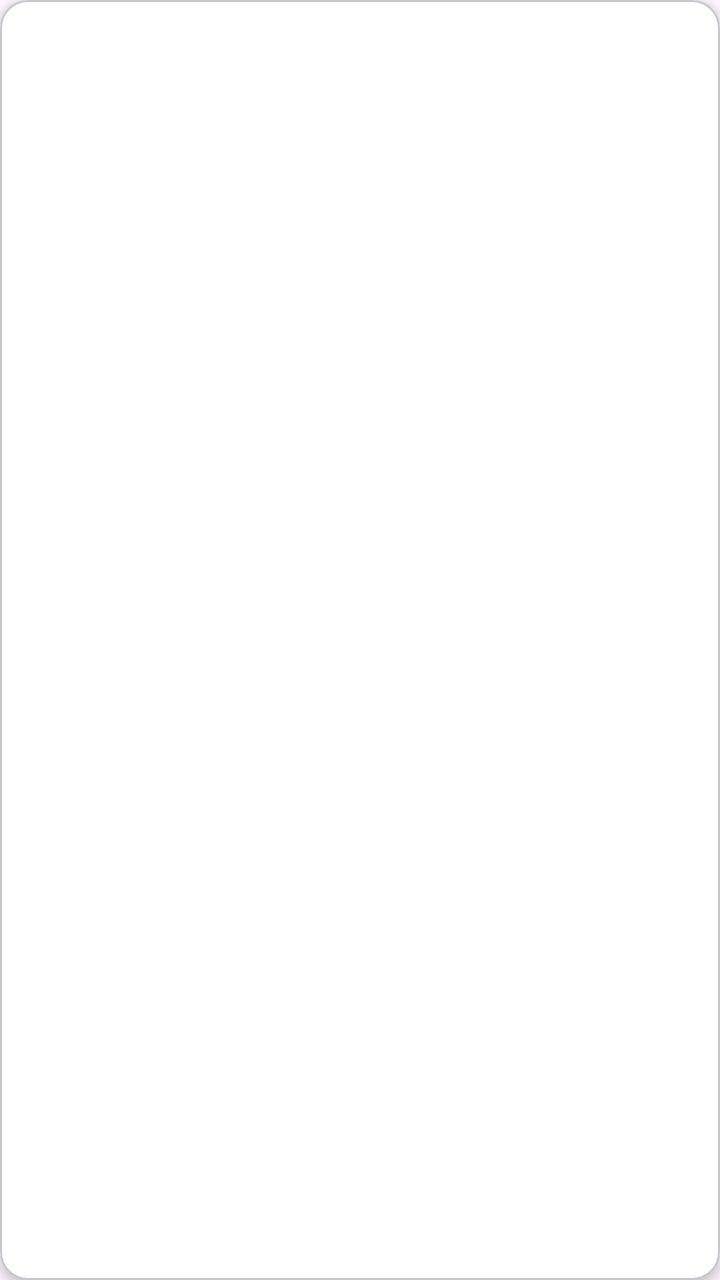
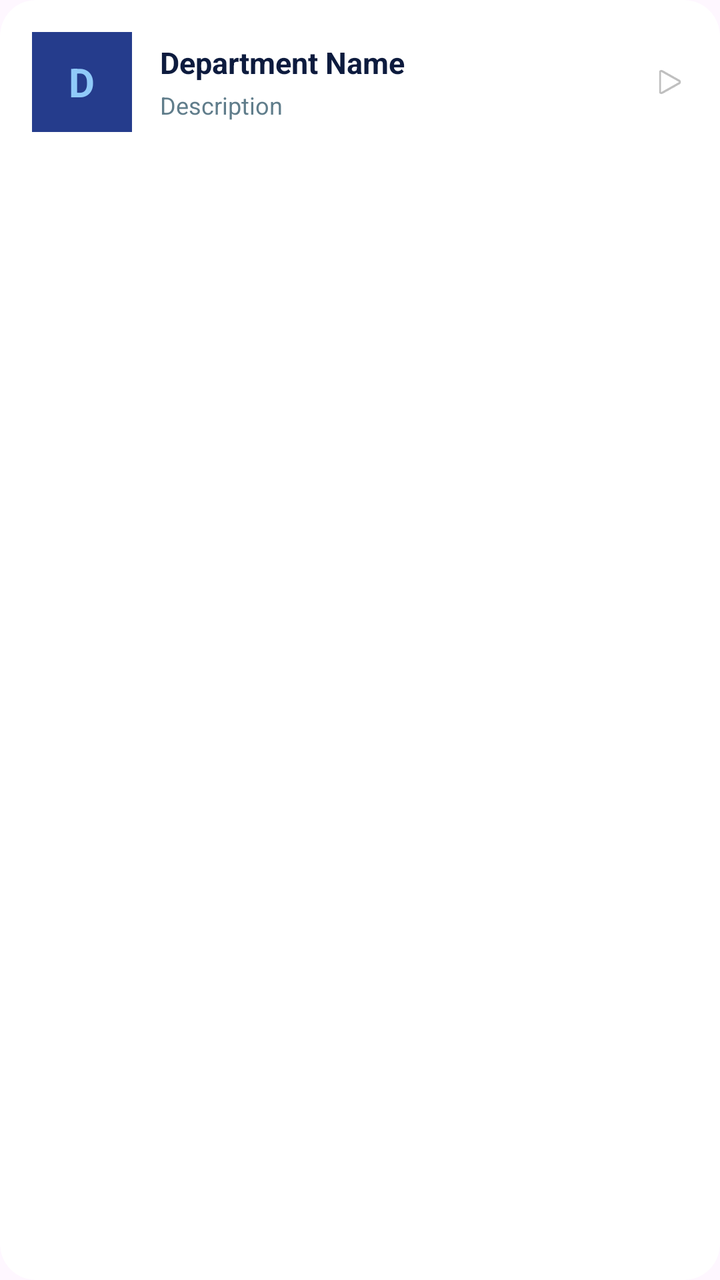

An Android layout rendered at two revisions. The XML below is the earlier revision; the diff shows what the commit changed to produce the second picture.
<!-- AndroidManifest.xml: application theme Theme.UMBBMobGuide -->
<!-- res/layout/list_item.xml -->
<?xml version="1.0" encoding="utf-8"?>
<com.google.android.material.card.MaterialCardView
    xmlns:android="http://schemas.android.com/apk/res/android"
    xmlns:app="http://schemas.android.com/apk/res-auto"
    android:layout_width="match_parent"
    android:layout_height="wrap_content"
    android:layout_margin="6dp"
    app:cardCornerRadius="14dp"
    app:cardElevation="3dp"
    app:cardBackgroundColor="#FFFFFF">

    <LinearLayout
        android:layout_width="match_parent"
        android:layout_height="wrap_content"
        android:orientation="vertical"
        android:padding="16dp">

        <TextView
            android:id="@+id/tvName"
            android:layout_width="match_parent"
            android:layout_height="wrap_content"
            android:textSize="18sp"
            android:textStyle="bold"
            android:textColor="#212121"/>

        <TextView
            android:id="@+id/tvDescription"
            android:layout_width="match_parent"
            android:layout_height="wrap_content"
            android:textSize="14sp"
            android:textColor="#666666"
            android:maxLines="2"
            android:ellipsize="end"
            android:layout_marginTop="6dp"/>

    </LinearLayout>

</com.google.android.material.card.MaterialCardView>
<!-- resources referenced by this layout -->
<resources>
  <style name="Theme.UMBBMobGuide" parent="Base.Theme.UMBBMobGuide" />
  <style name="Base.Theme.UMBBMobGuide" parent="Theme.Material3.DayNight.NoActionBar">
          
          
      </style>
</resources>

<!-- the commit's change to res/layout/list_item.xml (unified diff, before → after) -->
@@ -1,38 +1,79 @@
 <?xml version="1.0" encoding="utf-8"?>
-<com.google.android.material.card.MaterialCardView
+<androidx.cardview.widget.CardView
     xmlns:android="http://schemas.android.com/apk/res/android"
     xmlns:app="http://schemas.android.com/apk/res-auto"
     android:layout_width="match_parent"
     android:layout_height="wrap_content"
-    android:layout_margin="6dp"
-    app:cardCornerRadius="14dp"
+    android:layout_marginBottom="10dp"
+    android:clickable="true"
+    android:focusable="true"
+    app:cardCornerRadius="18dp"
     app:cardElevation="3dp"
     app:cardBackgroundColor="#FFFFFF">
 
     <LinearLayout
         android:layout_width="match_parent"
         android:layout_height="wrap_content"
-        android:orientation="vertical"
+        android:orientation="horizontal"
+        android:gravity="center_vertical"
         android:padding="16dp">
 
-        <TextView
-            android:id="@+id/tvName"
-            android:layout_width="match_parent"
+        
+        <LinearLayout
+            android:layout_width="50dp"
+            android:layout_height="50dp"
+            android:background="#253C8C"
+            android:gravity="center"
+            android:orientation="vertical">
+
+            <TextView
+                android:id="@+id/tvInitial"
+                android:layout_width="wrap_content"
+                android:layout_height="wrap_content"
+                android:text="D"
+                android:textColor="#90CAF9"
+                android:textSize="20sp"
+                android:textStyle="bold"/>
+        </LinearLayout>
+
+        
+        <LinearLayout
+            android:layout_width="0dp"
             android:layout_height="wrap_content"
-            android:textSize="18sp"
-            android:textStyle="bold"
-            android:textColor="#212121"/>
+            android:layout_weight="1"
+            android:orientation="vertical"
+            android:layout_marginStart="14dp">
 
-        <TextView
-            android:id="@+id/tvDescription"
-            android:layout_width="match_parent"
-            android:layout_height="wrap_content"
-            android:textSize="14sp"
-            android:textColor="#666666"
-            android:maxLines="2"
-            android:ellipsize="end"
-            android:layout_marginTop="6dp"/>
+            <TextView
+                android:id="@+id/tvName"
+                android:layout_width="wrap_content"
+                android:layout_height="wrap_content"
+                android:text="Department Name"
+                android:textColor="#0D1B3E"
+                android:textSize="15sp"
+                android:textStyle="bold"
+                android:maxLines="2"
+                android:ellipsize="end"/>
+
+            <TextView
+                android:id="@+id/tvDescription"
+                android:layout_width="wrap_content"
+                android:layout_height="wrap_content"
+                android:text="Description"
+                android:textColor="#607D8B"
+                android:textSize="12sp"
+                android:maxLines="2"
+                android:ellipsize="end"
+                android:layout_marginTop="3dp"/>
+        </LinearLayout>
+
+        
+        <ImageView
+            android:layout_width="18dp"
+            android:layout_height="18dp"
+            android:src="@android:drawable/ic_media_play"
+            android:layout_marginStart="8dp"/>
 
     </LinearLayout>
 
-</com.google.android.material.card.MaterialCardView>
+</androidx.cardview.widget.CardView>
